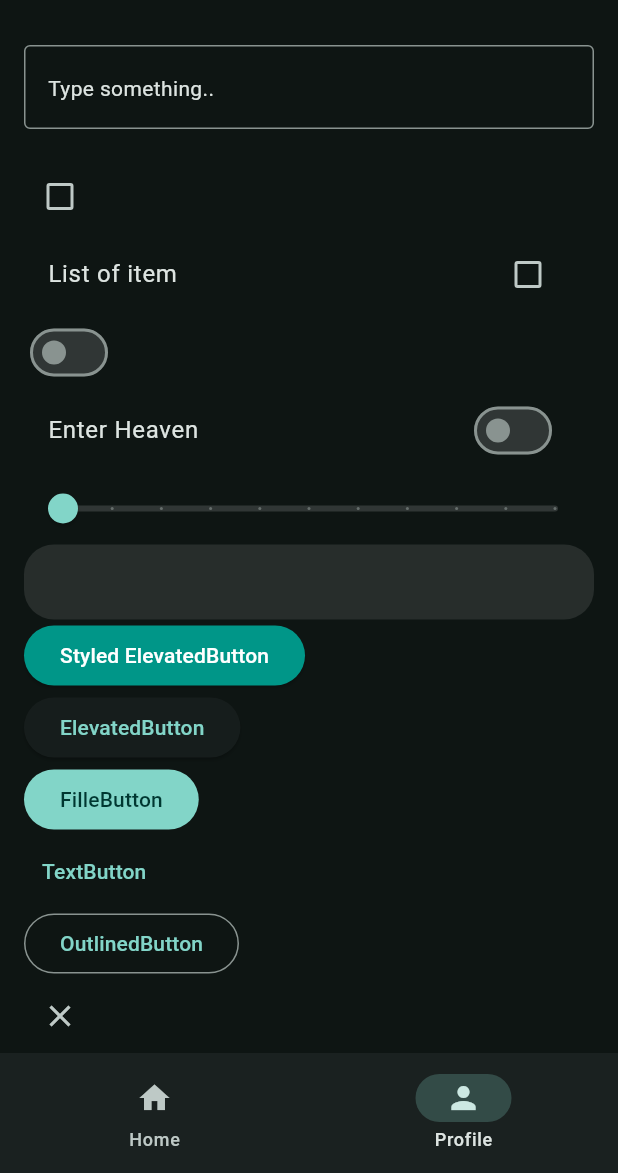
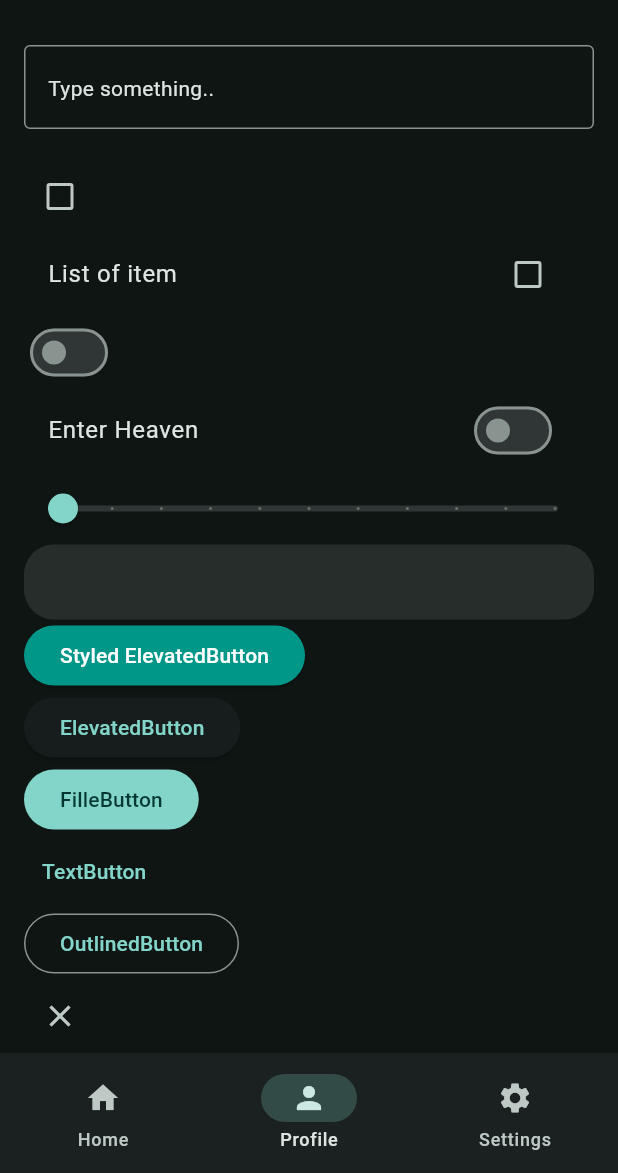
Before and after one commit to Danny-Py5/flutter-tutorial-sept-15-2025-monday-1-53pm, a Flutter app: the screen it shows after launch, on a phone screen of 412 x 824 dp, the part 63-1236 px from its top. Run offline on Flutter 3.47's test engine with Material 3 defaults, Android fonts, the phone set to English and light mode, and no system bars.

Commit message:
play with stuff: adding another bottom tab, page, and switching to the first tab onClicked on the BackButton widget

```diff
--- a/lib/views/pages/profile_page.dart
+++ b/lib/views/pages/profile_page.dart
@@ -1,4 +1,6 @@
 import 'package:flutter/material.dart';
+
+import '../../data/value_notifier.dart';
 
 class ProfilePage extends StatefulWidget {
   const ProfilePage({super.key});
@@ -120,7 +122,21 @@ class _ProfilePageState extends State<ProfilePage> {
             TextButton(onPressed: () => {}, child: Text("TextButton")),
             OutlinedButton(onPressed: () => {}, child: Text("OutlinedButton")),
             CloseButton(),
-            BackButton(),
+            Row(
+              children: [
+                ValueListenableBuilder(
+                  valueListenable: selectedPageNotifier,
+                  builder: (context, value, child) {
+                    return BackButton(
+                      onPressed: () {
+                        selectedPageNotifier.value = 0;
+                      },
+                    );
+                  },
+                ),
+                Text("Back to Home"),
+              ],
+            ),
           ],
         ),
       ),
--- /dev/null
+++ b/lib/views/pages/settings.dart
@@ -0,0 +1,15 @@
+import 'package:flutter/material.dart';
+
+class Settings extends StatefulWidget {
+  const Settings({super.key});
+
+  @override
+  State<Settings> createState() => _SettingsState();
+}
+
+class _SettingsState extends State<Settings> {
+  @override
+  Widget build(BuildContext context) {
+    return Center(child: Text("Settings", style: TextStyle(fontSize: 25.0)));
+  }
+}
--- a/lib/views/widget_tree.dart
+++ b/lib/views/widget_tree.dart
@@ -2,9 +2,10 @@ import 'package:flutter/material.dart';
 import 'package:flutter_application_1/data/value_notifier.dart';
 import 'package:flutter_application_1/views/pages/home_page.dart';
 import 'package:flutter_application_1/views/pages/profile_page.dart';
+import 'package:flutter_application_1/views/pages/settings.dart';
 import 'package:flutter_application_1/views/widgets/bottom_tab_widget.dart';
 
-List<Widget> myPages = [HomePage(), ProfilePage()];
+List<Widget> myPages = [HomePage(), ProfilePage(), Settings()];
 
 class WidgetTree extends StatelessWidget {
   const WidgetTree({super.key});
--- a/lib/views/widgets/bottom_tab_widget.dart
+++ b/lib/views/widgets/bottom_tab_widget.dart
@@ -13,6 +13,10 @@ class BottomTabWidget extends StatelessWidget {
           destinations: [
             NavigationDestination(icon: Icon(Icons.home), label: "Home"),
             NavigationDestination(icon: Icon(Icons.person), label: "Profile"),
+            NavigationDestination(
+              icon: Icon(Icons.settings),
+              label: "Settings",
+            ),
           ],
           // Tab handler
           onDestinationSelected: (value) {
```
